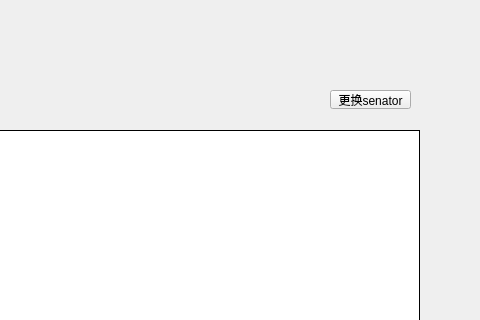
Qt form LNKWallet/citizen/CitizenProposalPage.ui (HcashOrg/hx-indicator) before a commit; both pictures show x 290 to 770 and y 0 to 320 of the 770 by 510 pixel window.
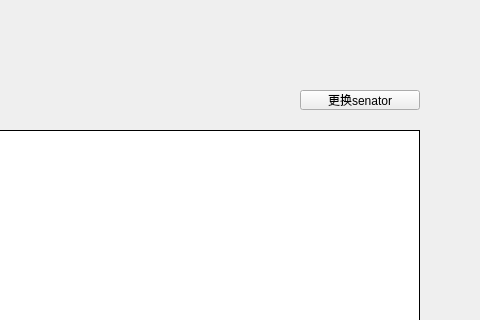
The same form after that commit.

What changed in the file:
```diff
--- a/LNKWallet/citizen/CitizenProposalPage.ui
+++ b/LNKWallet/citizen/CitizenProposalPage.ui
@@ -240,10 +240,10 @@
   <widget class="QToolButton" name="changeSenatorBtn">
    <property name="geometry">
     <rect>
-     <x>620</x>
+     <x>590</x>
      <y>90</y>
-     <width>81</width>
-     <height>19</height>
+     <width>120</width>
+     <height>20</height>
     </rect>
    </property>
    <property name="cursor">
```
